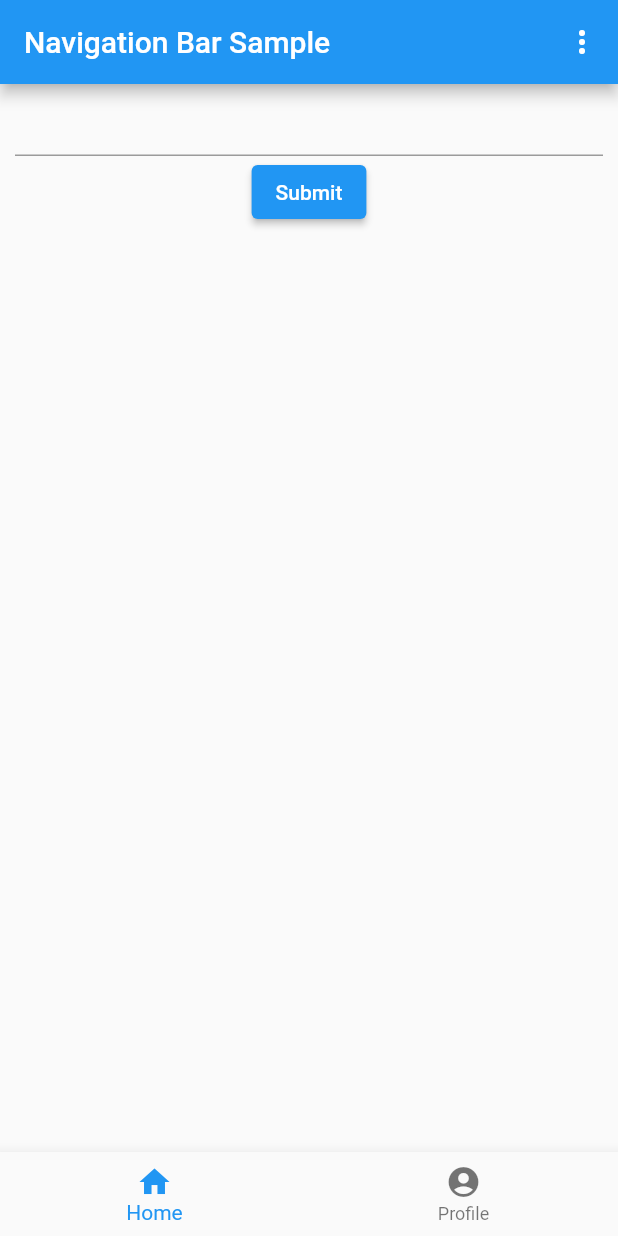
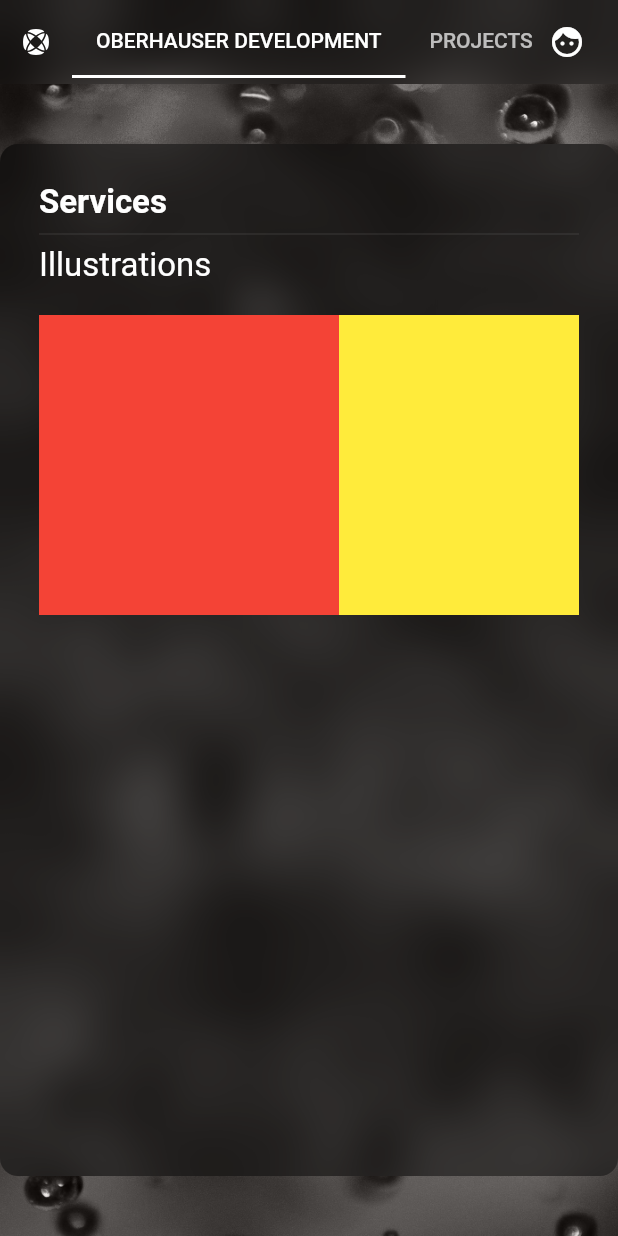
Before and after one commit to Oberhauser-Dev/oberhauser-dev.github.io, a Flutter app: the screen it shows after launch, on a phone screen of 412 x 824 dp. Run offline on Flutter 3.47's test engine with Material 2 defaults, Android fonts, the phone set to English and light mode, and no system bars; our stand-ins replace flutter_svg, responsive_grid.

Commit message:
Improve structure and layout

```diff
--- /dev/null
+++ b/lib/components/CardWidget.dart
@@ -0,0 +1,39 @@
+import 'dart:ui';
+
+import 'package:flutter/cupertino.dart';
+import 'package:flutter/material.dart';
+import 'package:responsive_grid/responsive_grid.dart';
+
+class CardWidget extends StatelessWidget {
+  final ImageFilter? filter;
+  final double width;
+  final Widget? child;
+
+  CardWidget({this.filter, this.width = double.infinity, this.child});
+
+  @override
+  Widget build(BuildContext context) {
+    return ResponsiveGridCol(
+      md: 12,
+      child: Center(
+        child: ClipRRect(
+          borderRadius: BorderRadius.circular(12),
+          child: this.filter != null
+              ? BackdropFilter(
+                  filter: this.filter!,
+                  child: Container(
+                    padding: EdgeInsets.all(26),
+                    alignment: Alignment.topLeft,
+                    constraints: BoxConstraints(maxWidth: width),
+                    decoration: new BoxDecoration(
+                      color: Colors.black45,
+                    ),
+                    child: this.child,
+                  ),
+                )
+              : this.child,
+        ),
+      ),
+    );
+  }
+}
--- a/lib/main.dart
+++ b/lib/main.dart
@@ -1,19 +1,50 @@
+import 'dart:math';
+import 'dart:ui';
+
 import 'package:flutter/material.dart';
-import 'package:oberhauser_dev/sites/login.dart';
+import 'package:flutter_svg/svg.dart';
+import 'package:oberhauser_dev/components/CardWidget.dart';
+import 'package:oberhauser_dev/sites/contact.dart';
+import 'package:oberhauser_dev/sites/services/services.dart';
+import 'package:url_launcher/url_launcher.dart';
 
 void main() {
   runApp(MyApp());
 }
 
+const appTitle = 'Oberhauser Development';
+
 class MyApp extends StatelessWidget {
+  static MaterialColor primary = MaterialColor(
+    Colors.grey.shade900.value,
+    <int, Color>{
+      50: Color(0xFFE3F2FD),
+      100: Color(0xFFBBDEFB),
+      200: Color(0xFF90CAF9),
+      300: Color(0xFF64B5F6),
+      400: Color(0xFF42A5F5),
+      500: Color(Colors.grey.shade900.value),
+      600: Color(0xFF1E88E5),
+      700: Color(0xFF1976D2),
+      800: Color(0xFF1565C0),
+      900: Color(0xFF0D47A1),
+    },
+  );
+
   // This widget is the root of your application.
   @override
   Widget build(BuildContext context) {
     return MaterialApp(
-      title: 'Flutter Demo',
+      title: appTitle,
       theme: ThemeData(
-        primarySwatch: Colors.blue,
+        brightness: Brightness.light,
+        primarySwatch: primary,
+        visualDensity: VisualDensity.adaptivePlatformDensity,
       ),
+      darkTheme: ThemeData(
+        brightness: Brightness.dark,
+      ),
+      themeMode: ThemeMode.dark,
       home: NavigationBar(),
     );
   }
@@ -29,40 +60,133 @@ class NavigationBar extends StatefulWidget {
 }
 
 class NavigationBarState extends State<NavigationBar> with RestorationMixin {
+  final blur = new ImageFilter.blur(sigmaX: 16, sigmaY: 16);
   final RestorableInt _currentIndex = RestorableInt(0);
+  final urlPrivateHomepage = 'https://reb0.org';
 
   @override
   Widget build(BuildContext context) {
-    return Scaffold(
-      appBar: AppBar(
-        title: const Text('Navigation Bar Sample'),
-        actions: [
-          PopupMenuButton(
-            itemBuilder: (context) => <PopupMenuEntry<String>>[
-              PopupMenuItem<String>(
-                value: 'Share',
-                  child: ListTile(
-                      leading: Icon(Icons.share), title: Text('Share'))),
-              PopupMenuDivider(),
-            ],
-            padding: EdgeInsets.zero,
-            onSelected: (value) => print(value),
-          )
-        ],
+    Size screenSize = MediaQuery.of(context).size;
+    double maxContainerScreenSize = _calculateContainerSize(screenSize);
+    const double appBarHeight = 56;
+    var appBar = Container(
+      width: screenSize.width,
+      child: Center(
+        child: Container(
+          width: maxContainerScreenSize,
+          child: Row(children: [
+            IconButton(
+              onPressed: () {},
+              icon: SvgPicture.asset(
+                  'assets/images/Oberhauser-Dev-simple-sw.svg',
+                  color: Colors.white,
+                  semanticsLabel: appTitle),
+              padding: EdgeInsets.all(12),
+            ),
+            Expanded(
+              child: TabBar(
+                isScrollable: true,
+                indicatorColor: Colors.white,
+                tabs: [
+                  Tab(
+                    text: appTitle.toUpperCase(),
+                  ),
+                  Tab(text: 'Projects'.toUpperCase()),
+                  Tab(text: 'Contact'.toUpperCase()),
+                ],
+              ),
+            ),
+            IconButton(
+                color: Colors.white,
+                padding: EdgeInsets.only(right: 20),
+                onPressed: () => canLaunch(urlPrivateHomepage)
+                    .then((value) => launch(urlPrivateHomepage)),
+                tooltip: 'Private Homepage',
+                icon: Icon(Icons.face)),
+          ]
+
+              // PopupMenuButton(
+              //   itemBuilder: (context) => <PopupMenuEntry<String>>[
+              //     PopupMenuItem<String>(
+              //         value: 'Share',
+              //         child: ListTile(
+              //             leading: Icon(Icons.share), title: Text('Share'))),
+              //     PopupMenuDivider(),
+              //   ],
+              //   padding: EdgeInsets.zero,
+              //   onSelected: (value) => print(value),
+              // )
+              ),
+        ),
       ),
-      body: LoginForm(),
-      bottomNavigationBar: BottomNavigationBar(
-        items: [
-          BottomNavigationBarItem(icon: Icon(Icons.home), label: 'Home'),
-          BottomNavigationBarItem(
-              icon: Icon(Icons.account_circle), label: 'Profile'),
-        ],
-        currentIndex: _currentIndex.value,
-        onTap: (index) {
-          setState(() {
-            _currentIndex.value = index;
-          });
-        },
+    );
+    return DefaultTabController(
+      length: 3,
+      child: Scaffold(
+        extendBodyBehindAppBar: true,
+        appBar: PreferredSize(
+          child: Container(
+            color: Colors.black45,
+            child: ClipRRect(
+              child: BackdropFilter(
+                filter: blur,
+                child: appBar,
+              ),
+            ),
+          ),
+          preferredSize: Size(MediaQuery.of(context).size.width, appBarHeight),
+        ),
+        body: Column(
+          children: [
+            Stack(children: [
+              Container(
+                width: screenSize.width,
+                height: screenSize.height,
+                decoration: BoxDecoration(
+                    image: DecorationImage(
+                  colorFilter:
+                      ColorFilter.mode(Colors.brown.shade50, BlendMode.color),
+                  image: AssetImage('assets/images/Silberperlen.jpg'),
+                  fit: BoxFit.cover,
+                  alignment: Alignment.center,
+                )),
+                child: Container(
+                  padding: EdgeInsets.only(top: appBarHeight + 40, bottom: 40),
+                  child: TabBarView(children: [
+                    CardWidget(
+                      filter: blur,
+                      child: ServicesWidget(),
+                      width: maxContainerScreenSize,
+                    ),
+                    CardWidget(
+                      filter: blur,
+                      child: ServicesWidget(),
+                      width: maxContainerScreenSize,
+                    ),
+                    CardWidget(
+                      filter: blur,
+                      child: ContactWidget(),
+                      width: maxContainerScreenSize,
+                    ),
+                  ]),
+                ),
+              ),
+            ])
+          ],
+          // bottomNavigationBar: BottomNavigationBar(
+          //   items: [
+          //     BottomNavigationBarItem(icon: Icon(Icons.home), label: 'Home'),
+          //     BottomNavigationBarItem(
+          //         icon: Icon(Icons.account_circle), label: 'Profile'),
+          //   ],
+          //   currentIndex: _currentIndex.value,
+          //   onTap: (index) {
+          //     setState(() {
+          //       _currentIndex.value = index;
+          //     });
+          //   },
+          // ),
+        ),
       ),
     );
   }
@@ -74,4 +198,10 @@ class NavigationBarState extends State<NavigationBar> with RestorationMixin {
   void restoreState(RestorationBucket? oldBucket, bool initialRestore) {
     registerForRestoration(_currentIndex, 'bottom_navigation_tab_index');
   }
+
+  _calculateContainerSize(Size screenSize) {
+    return screenSize.width < 768
+        ? screenSize.width
+        : max(2 * screenSize.width / 3, 720);
+  }
 }
--- /dev/null
+++ b/lib/sites/contact.dart
@@ -0,0 +1,26 @@
+import 'package:flutter/cupertino.dart';
+import 'package:flutter/material.dart';
+
+class ContactWidget extends StatelessWidget {
+  @override
+  Widget build(BuildContext context) {
+    return Column(
+      children: [
+        Text(
+          'Contact',
+          style: TextStyle(fontWeight: FontWeight.bold, fontSize: 22),
+          textAlign: TextAlign.left,
+        ),
+        Divider(        ),
+        SelectableText(
+          '''
+Johann-Clanze-Str. 32,
+81369 Munich, Germany
+info@oberhauser.dev
+oberhauser.dev
+    ''',
+        )
+      ],
+    );
+  }
+}
--- a/lib/sites/home.dart
+++ /dev/null
@@ -1,49 +0,0 @@
-import 'package:flutter/cupertino.dart';
-import 'package:flutter/material.dart';
-
-class MyHomePage extends StatefulWidget {
-  MyHomePage({Key? key, required this.title}) : super(key: key);
-
-  final String title;
-
-  @override
-  _MyHomePageState createState() => _MyHomePageState();
-}
-
-class _MyHomePageState extends State<MyHomePage> {
-  int _counter = 0;
-
-  void _incrementCounter() {
-    setState(() {
-      _counter++;
-    });
-  }
-
-  @override
-  Widget build(BuildContext context) {
-    return Scaffold(
-      appBar: AppBar(
-        title: Text(widget.title),
-      ),
-      body: Center(
-        child: Column(
-          mainAxisAlignment: MainAxisAlignment.center,
-          children: <Widget>[
-            Text(
-              'You have pushed the button this many times:',
-            ),
-            Text(
-              '$_counter',
-              style: Theme.of(context).textTheme.headline4,
-            ),
-          ],
-        ),
-      ),
-      floatingActionButton: FloatingActionButton(
-        onPressed: _incrementCounter,
-        tooltip: 'Increment',
-        child: Icon(Icons.add),
-      ), // This trailing comma makes auto-formatting nicer for build methods.
-    );
-  }
-}
--- /dev/null
+++ b/lib/sites/services/illustrations.dart
@@ -0,0 +1,28 @@
+import 'package:flutter/cupertino.dart';
+import 'package:flutter/material.dart';
+
+class IllustrationsWidget extends StatelessWidget {
+  @override
+  Widget build(BuildContext context) {
+    return Align(
+      alignment: Alignment.topCenter,
+      child: Container(
+        margin: EdgeInsets.symmetric(vertical: 20.0),
+        height: 200.0,
+        child: ListView(
+          scrollDirection: Axis.horizontal,
+          children: [
+            Container(
+              width: 200.0,
+              color: Colors.red,
+            ),
+            Container(
+              width: 200.0,
+              color: Colors.yellow,
+            ),
+          ],
+        ),
+      ),
+    );
+  }
+}
--- /dev/null
+++ b/lib/sites/services/services.dart
@@ -0,0 +1,27 @@
+import 'package:flutter/cupertino.dart';
+import 'package:flutter/material.dart';
+
+import 'illustrations.dart';
+
+class ServicesWidget extends StatelessWidget {
+  @override
+  Widget build(BuildContext context) {
+    return Column(
+      children: [
+        Text(
+          'Services',
+          style: TextStyle( fontWeight: FontWeight.bold, fontSize: 22),
+          textAlign: TextAlign.left,
+        ),
+        Divider(),
+        Text(
+          'Illustrations',
+          style: TextStyle( fontWeight: FontWeight.normal, fontSize: 22),
+          textAlign: TextAlign.left,
+        ),
+        IllustrationsWidget(),
+      ],
+      crossAxisAlignment: CrossAxisAlignment.start,
+    );
+  }
+}
```
Also changed, not shown: pubspec.yaml (+6 -3 lines), assets/images/Oberhauser-Dev-simple-sw.svg (added), assets/images/Silberperlen.jpg (added), pubspec.lock.
